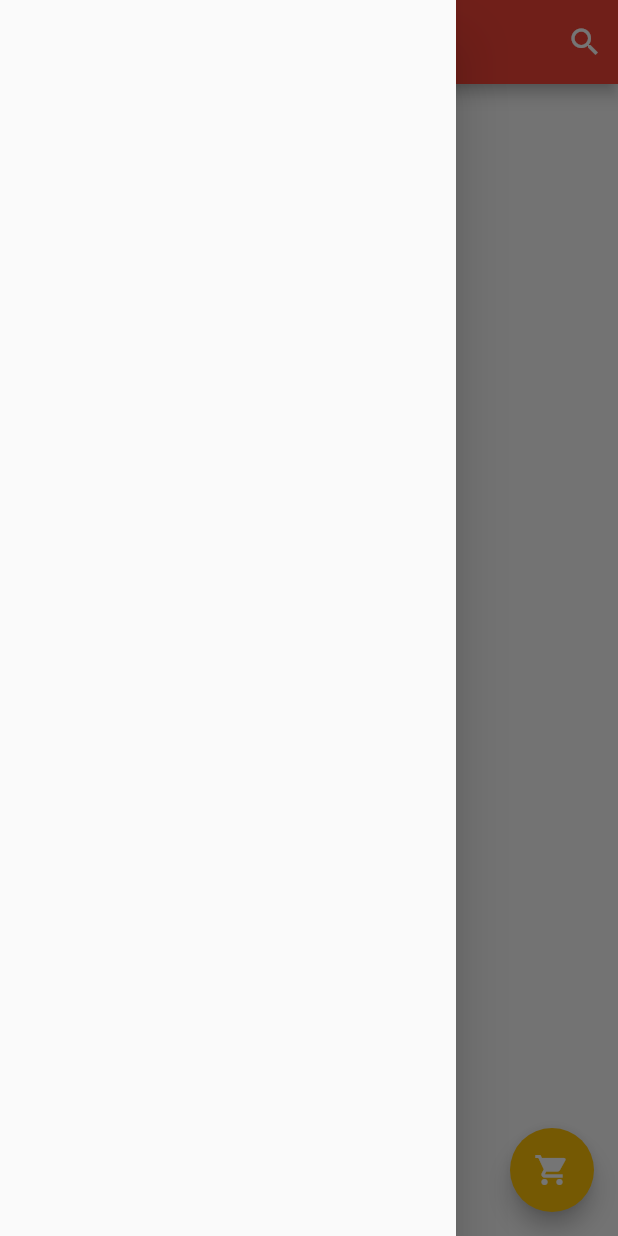
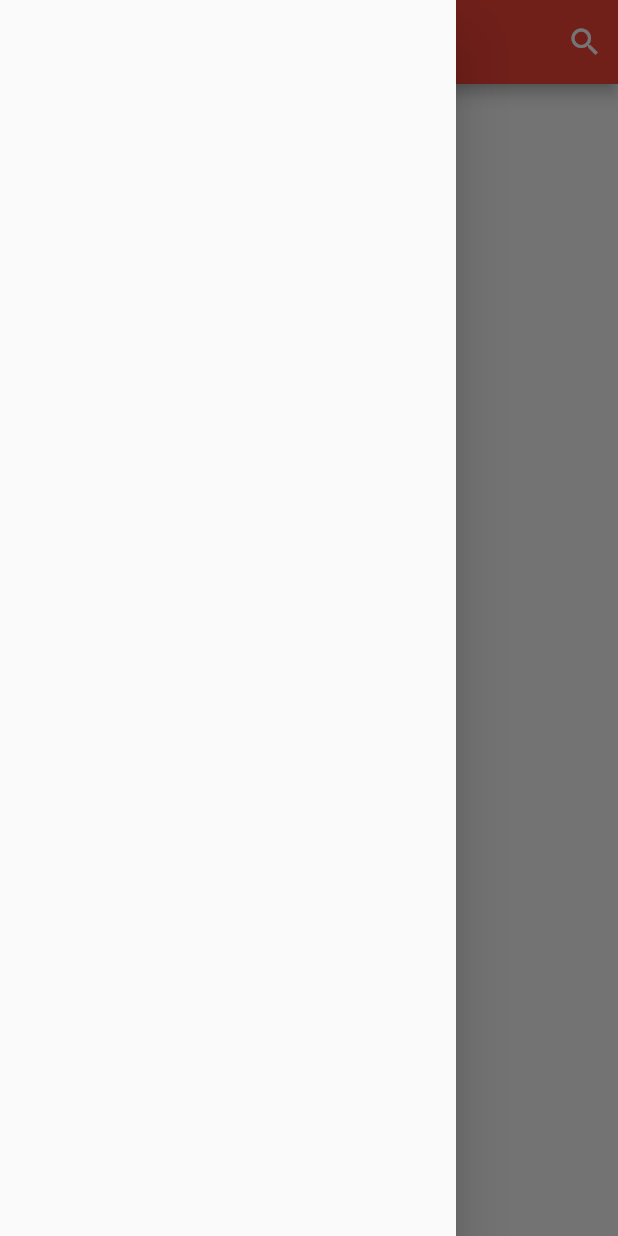
Before and after one commit to samanthelast/ShahreMan, a Flutter app: the HomeScreen screen opened by its route, with the side drawer open, on a phone screen of 412 x 824 dp. Run offline on Flutter 3.47's test engine with Material 2 defaults, Android fonts, the phone set to English and light mode, and no system bars.

```diff
--- a/lib/pages/home_screen.dart
+++ b/lib/pages/home_screen.dart
@@ -45,8 +45,20 @@ class _HomeScreenState extends State<HomeScreen> with TickerProviderStateMixin {
   @override
   Widget build(BuildContext context) {
     return Scaffold(
+      drawer: Drawer(),
       appBar: AppBar(
-        title: Text(Flutkart.name),
+        title: Center(
+          child:CircleAvatar(
+                              backgroundColor: Colors.white,
+                              radius: 50.0,
+                              child: Icon(
+                                Icons.shopping_cart,
+                                color: Colors.greenAccent,
+                                size: 50.0,
+                              ),
+                            ),
+        )
+        ,
         actions: <Widget>[
           Padding(
             child: Icon(Icons.search),
@@ -54,13 +66,9 @@ class _HomeScreenState extends State<HomeScreen> with TickerProviderStateMixin {
           )
         ],
       ),
-      drawer: Drawer(),
+     // drawer: Drawer(),
       body: Text(''),
-      floatingActionButton: FloatingActionButton(
-        backgroundColor: Colors.amber,
-        onPressed: () => {},
-        child: Icon(Icons.shopping_cart, color: Colors.white),
-      ),
+
     );
   }
 }
--- a/lib/pages/splash_screen.dart
+++ b/lib/pages/splash_screen.dart
@@ -32,7 +32,7 @@ class _SplashScreenState extends State<SplashScreen> {
         print('connected');
         isConnected = true;
 
-      Timer(Duration(seconds: 5), () => MyNavigator.goToIntro(context));
+      Timer(Duration(seconds: 5), () => MyNavigator.goToHome(context));
       print('lets go');
       }
     } on SocketException catch (_) {
--- a/lib/utils/my_navigator.dart
+++ b/lib/utils/my_navigator.dart
@@ -1,7 +1,11 @@
 import 'package:flutter/material.dart';
+import 'package:flutter/material.dart' as prefix0;
 
 class MyNavigator {
   static void goToHome(BuildContext context) {
+
+    //Navigator.pop(context);
+    //Navigator.popAndPushNamed(context, '/screen4');
     Navigator.pushNamed(context, "/home");
   }
 
```
